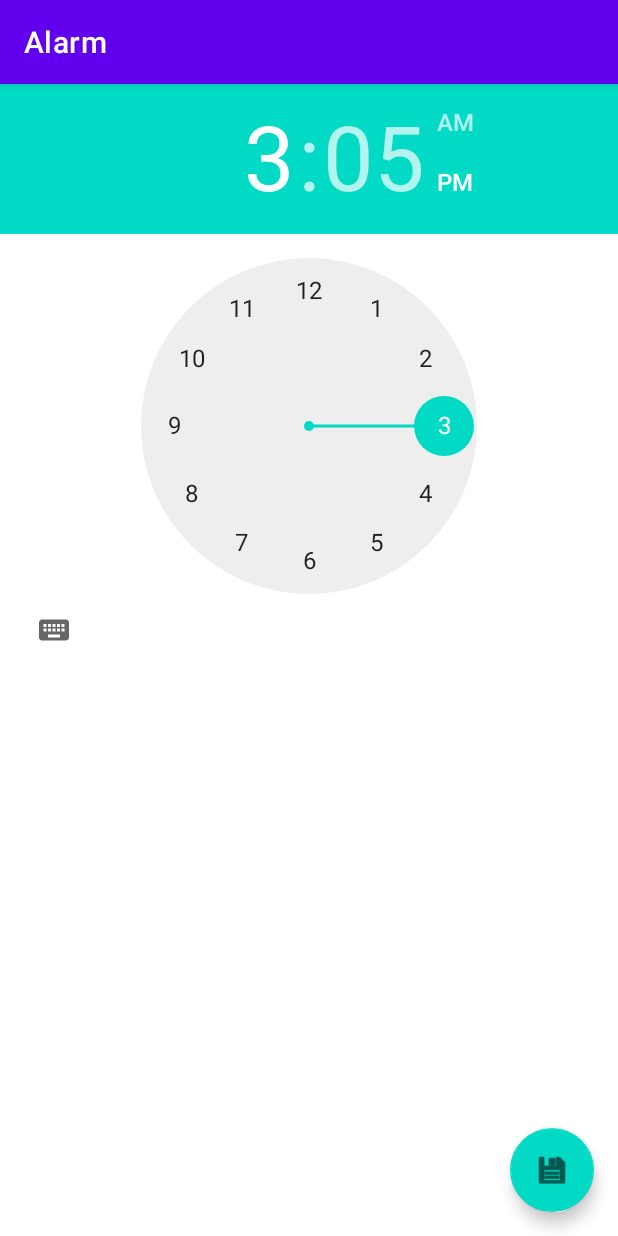
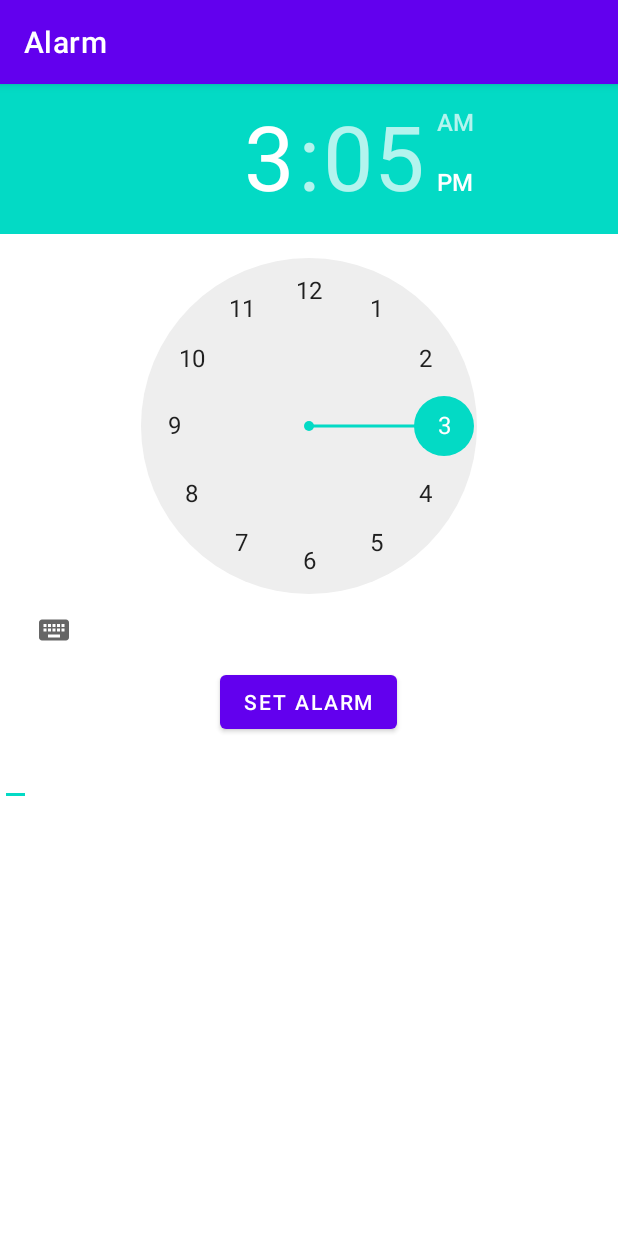
Before and after one commit to Methodology-Project/AlarmApp, an Android app: the screen it shows after launch (MainActivity), on a phone screen of 412 x 824 dp. Run offline under Robolectric (Android 15) with nearby library versions, the light colour scheme and no system bars.

Commit message:
Alarm rings when it is set to current time

```diff
--- a/app/src/main/java/com/example/alarmapp/MainActivity.java
+++ b/app/src/main/java/com/example/alarmapp/MainActivity.java
@@ -21,6 +21,7 @@ import android.view.View;
 import android.view.Menu;
 import android.view.MenuItem;
 import android.widget.Button;
+import android.widget.EditText;
 import android.widget.TextView;
 import android.widget.TimePicker;
 
@@ -33,19 +34,21 @@ public class MainActivity extends AppCompatActivity {
     TextView update_text;
     Context context;
 
+    EditText debug;
+
     PendingIntent pending_intent; //will allow alarm to work even when app is closed
     MediaPlayer ring;
 
+    @RequiresApi(api = Build.VERSION_CODES.M)
     @Override
     protected void onCreate(Bundle savedInstanceState) {
         super.onCreate(savedInstanceState);
         setContentView(R.layout.activity_main);
-       // Toolbar toolbar = findViewById(R.id.toolbar);
-       // setSupportActionBar(toolbar);
-
 
         alarm_manager = (AlarmManager) getSystemService (ALARM_SERVICE);
-        alarm_timepicker =  findViewById (R.id.timePicker);
+        alarm_timepicker =  findViewById(R.id.timePicker);
+
+        debug= findViewById(R.id.debug);
 
         final Calendar calendar = Calendar.getInstance ();
 
@@ -53,53 +56,65 @@ public class MainActivity extends AppCompatActivity {
 
         final Intent myIntent = new Intent();
 
-//        alarm_on.setOnClickListener (new View.OnClickListener (){
+        alarm_on.setOnClickListener (new View.OnClickListener (){
 //
 //
-//            @TargetApi(Build.VERSION_CODES.M)
-//            @Override
-//            public void onClick(View v) {
-//                int hour = alarm_timepicker.getHour ();
-//                int minute = alarm_timepicker.getMinute ();
-//
-//                calendar.set (Calendar.MINUTE, alarm_timepicker.getMinute ());
-//                calendar.set (Calendar.HOUR_OF_DAY, alarm_timepicker.getHour ());
-//
+            @TargetApi(Build.VERSION_CODES.M)
+            @Override
+            public void onClick(View v) {
+                int hour = alarm_timepicker.getHour ();
+                int minute = alarm_timepicker.getMinute ();
+                alarm_on.setOnClickListener(new View.OnClickListener() {
+                    public void onClick(View view) {
+                        calendar.set (Calendar.MINUTE, alarm_timepicker.getMinute ());
+                        calendar.set (Calendar.HOUR_OF_DAY, alarm_timepicker.getHour ());
+
+                        Calendar currentTime = Calendar.getInstance();
+
+                        debug.setText("alarm is set to: "+ hour + ":" + minute); //remove later- for debugging purposes
+                        if(currentTime.get(Calendar.HOUR) == hour && currentTime.get(Calendar.MINUTE) == minute){
+                            ring = MediaPlayer.create(MainActivity.this,R.raw.alarm_ring);
+
+                            ring.start();  //this starts the ringing of the alarm
+                        }
+                    }
+                });
+
 //                //if we want to access the time in a string
-//              //  String hour_str = String.valueOf(hour);
-//               // String min_Str = String.valueOf(minute);
+                String hour_str = String.valueOf(hour);
+                String min_Str = String.valueOf(minute);
 //
 //                //if time is less than 10, string will look like 10:7, not 10:07
-//               //if (minute < 10){
-//                //   min_Str = "0" + String.valueOf (minute);
-//               //}
+               if (minute < 10){
+                   min_Str = "0" + String.valueOf (minute);
+               }
 //                //will want to tell user that time was set to whatever time, so do that here
+
+                myIntent.putExtra("alarm_on_extra", "alarm on");
+                pending_intent = PendingIntent.getBroadcast (MainActivity.this, 0,
+                     myIntent, PendingIntent.FLAG_UPDATE_CURRENT);
+               alarm_manager.set (AlarmManager.RTC_WAKEUP, calendar.getTimeInMillis (),
+                       pending_intent);
 //
-//                myIntent.putExtra("alarm_on_extra", "alarm on");
-//
-//               pending_intent = PendingIntent.getBroadcast (MainActivity.this, 0,
-//                     myIntent, PendingIntent.FLAG_UPDATE_CURRENT);
-//               alarm_manager.set (AlarmManager.RTC_WAKEUP, calendar.getTimeInMillis (),
-//                       pending_intent);
-//
-//            }
-//        });
+            }
+        });
 
 
 
         //CODE FOR RESONATING THE ALARM SOUND:
         //this is the sound of the alarm clock
-        ring = MediaPlayer.create(MainActivity.this,R.raw.alarm_ring);
-        ring.start();  //this starts the ringing of the alarm
+        //ring = MediaPlayer.create(MainActivity.this,R.raw.alarm_ring);
+
+           // ring.start();  //this starts the ringing of the alarm
 
 
-        FloatingActionButton fab = findViewById(R.id.fab);
+        /*FloatingActionButton fab = findViewById(R.id.fab);
         fab.setOnClickListener(new View.OnClickListener() {
             public void onClick(View view) {
                 Snackbar.make(view, "Alarm set", Snackbar.LENGTH_LONG)
                         .setAction("Action", null).show();
             }
-        });
+        });*/
     }
 
     @Override
@@ -122,7 +137,6 @@ public class MainActivity extends AppCompatActivity {
         if (id == R.id.action_settings) {
             return true;
         }
-
         return super.onOptionsItemSelected(item);
     }
 }
--- a/app/src/main/res/layout/activity_main.xml
+++ b/app/src/main/res/layout/activity_main.xml
@@ -22,12 +22,12 @@
 
     <include layout="@layout/content_main" />
 
-    <com.google.android.material.floatingactionbutton.FloatingActionButton
+   <!-- <com.google.android.material.floatingactionbutton.FloatingActionButton
         android:id="@+id/fab"
         android:layout_width="wrap_content"
         android:layout_height="wrap_content"
         android:layout_gravity="bottom|end"
         android:layout_margin="@dimen/fab_margin"
-        app:srcCompat="@android:drawable/ic_menu_save" />
+        app:srcCompat="@android:drawable/ic_menu_save" />-->
 
 </androidx.coordinatorlayout.widget.CoordinatorLayout>
--- a/app/src/main/res/layout/content_main.xml
+++ b/app/src/main/res/layout/content_main.xml
@@ -1,22 +1,27 @@
 <?xml version="1.0" encoding="utf-8"?>
-<androidx.constraintlayout.widget.ConstraintLayout xmlns:android="http://schemas.android.com/apk/res/android"
+<LinearLayout
+    xmlns:android="http://schemas.android.com/apk/res/android"
     xmlns:app="http://schemas.android.com/apk/res-auto"
     xmlns:tools="http://schemas.android.com/tools"
     android:layout_width="match_parent"
     android:layout_height="match_parent"
+    android:orientation="vertical"
     app:layout_behavior="@string/appbar_scrolling_view_behavior">
-<TimePicker
-    android:layout_width="match_parent"
-    android:layout_height="wrap_content"
-    app:layout_constraintLeft_toRightOf="parent"
-    tools:ignore="MissingConstraints" />
 
-<!--    <Button-->
-<!--        android:layout_width="wrap_content"-->
-<!--        android:layout_height="wrap_content"-->
-<!--        android:text="@string/set_alarm"-->
-<!--        app:layout_constraintTop_toBottomOf="parent"-->
-<!--        tools:ignore="MissingConstraints"-->
-<!--        android:id="@+id/button_alarm"/>-->
+    <TimePicker
+        android:layout_width="match_parent"
+        android:layout_height="wrap_content"
+        android:id="@+id/timePicker"/>
 
-</androidx.constraintlayout.widget.ConstraintLayout>
+    <Button
+        android:layout_width="wrap_content"
+        android:layout_height="wrap_content"
+        android:text="@string/set_alarm"
+        android:id="@+id/alarm_on"
+        android:layout_gravity="center_horizontal"/>
+
+    <EditText
+        android:layout_width="wrap_content"
+        android:layout_height="wrap_content"
+        android:id="@+id/debug" />
+</LinearLayout>
```
